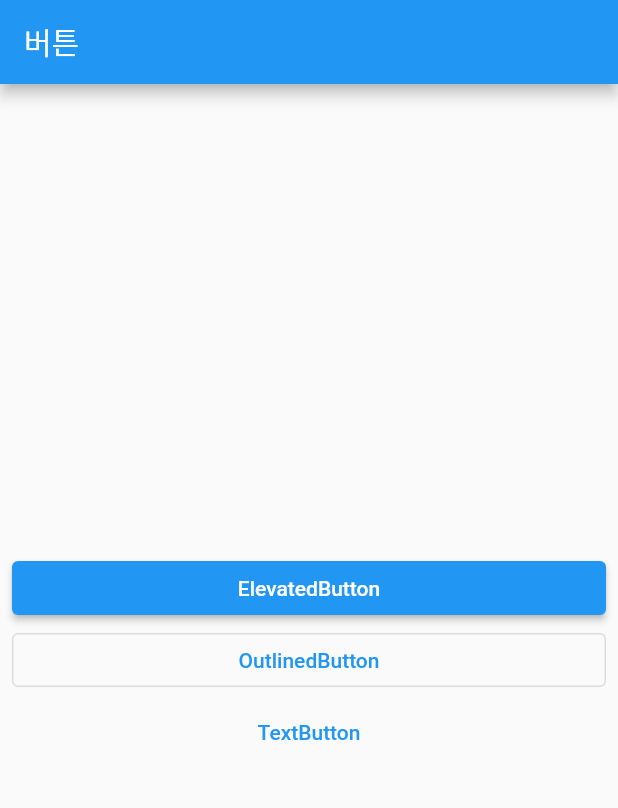
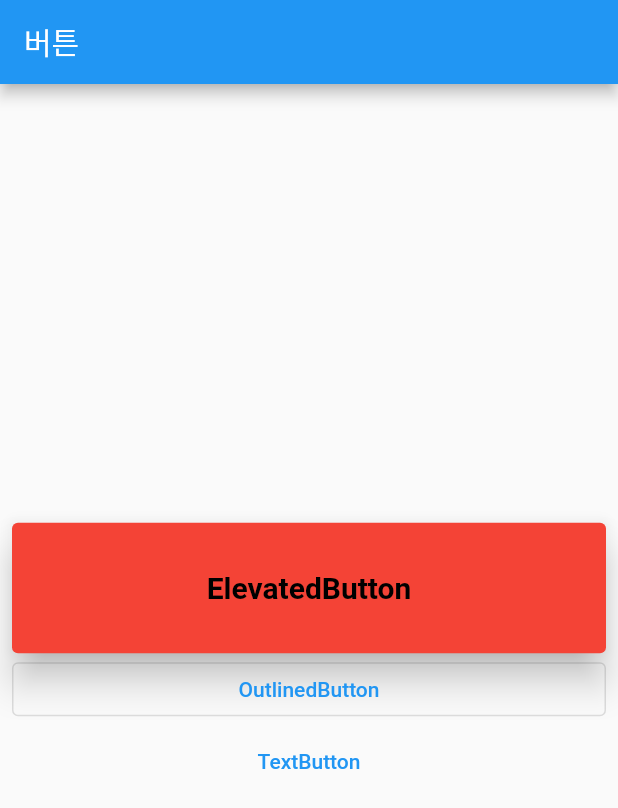
Before and after one commit to jsomnium/Flutter_CodeFactory_Inflearn, a Flutter app: the HomeScreen screen opened directly, on a phone screen of 412 x 824 dp. Shown: the top 808 px of the screen. Run offline on Flutter 3.47's test engine with Material 2 defaults, Android fonts, the phone set to English and light mode, and no system bars.

Commit message:
Update homscreen.dart

```diff
--- a/widget_study/lib/screen/homscreen.dart
+++ b/widget_study/lib/screen/homscreen.dart
@@ -18,6 +18,17 @@ class HomeScreen extends StatelessWidget {
             ElevatedButton(
               // 튀어나온 형태의 버튼
               onPressed: () {},
+              style: ElevatedButton.styleFrom(
+                primary: Colors.red, // 메인 컬러
+                onPrimary: Colors.black, // 애니메이션 효과의 색상
+                shadowColor: Colors.black, // 그림자
+                elevation: 10.0, // 그림자를 더! Z방향으로 더 튀어나오게.
+                textStyle: TextStyle(
+                  fontWeight: FontWeight.w700,
+                  fontSize: 20,
+                ),
+                padding: EdgeInsets.all(32.0),
+              ),
               child: Text('ElevatedButton'),
             ),
             OutlinedButton(
```
